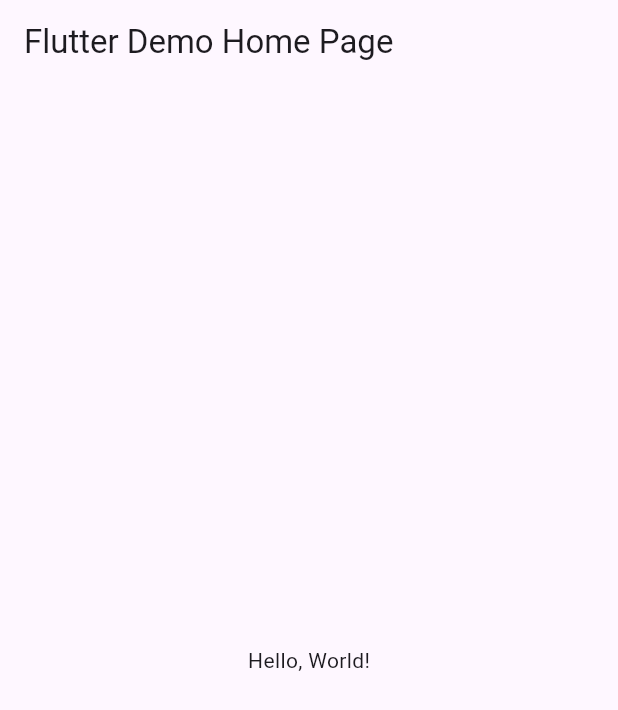
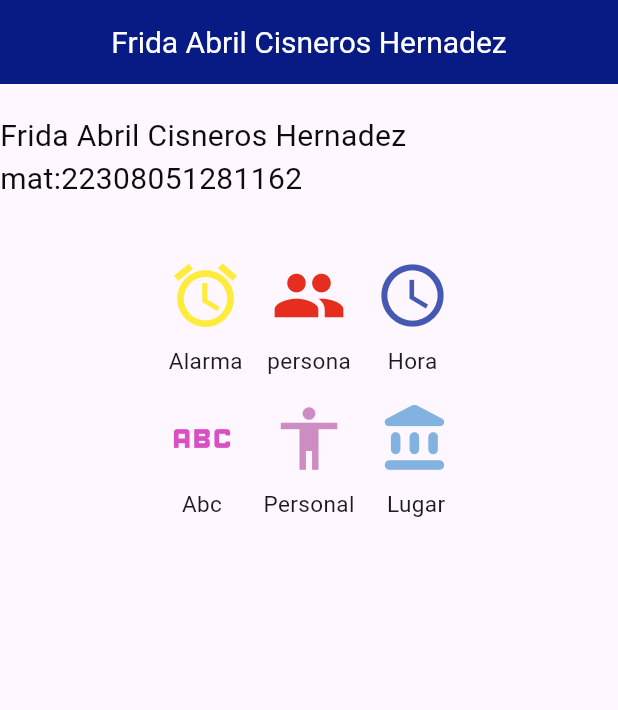
Before and after one commit to Abril-Cisneroos/p9_icons_v2, a Flutter app: the screen it shows after launch, on a phone screen of 412 x 824 dp. Shown: the top 710 px of the screen. Run offline on Flutter 3.47's test engine with Material 3 defaults, Android fonts, the phone set to English and light mode, and no system bars.

Commit message:
practica v2

```diff
--- a/lib/main.dart
+++ b/lib/main.dart
@@ -1,43 +1,100 @@
 import 'package:flutter/material.dart';
 
-void main() => runApp(MyApp());
+void main() => runApp(MisIconos());
 
-class MyApp extends StatelessWidget {
-  const MyApp({super.key});
-  // This widget is the root of your application.
+class MisIconos extends StatelessWidget {
+  const MisIconos({Key? key}) : super(key: key);
+
   @override
   Widget build(BuildContext context) {
     return MaterialApp(
-      // Application name
-      title: 'Flutter Hello World',
-      // Application theme data, you can set the colors for the application as
-      // you want
-      theme: ThemeData(
-        // useMaterial3: false,
-        primarySwatch: Colors.blue,
-      ),
-      // A widget which will be started on application startup
-      home: MyHomePage(title: 'Flutter Demo Home Page'),
-    );
-  }
-}
-
-class MyHomePage extends StatelessWidget {
-  final String title;
-  const MyHomePage({super.key, required this.title});
-
-  @override
-  Widget build(BuildContext context) {
-    return Scaffold(
-      appBar: AppBar(
-        // The title text which will be shown on the action bar
-        title: Text(title),
-      ),
-      body: Center(
-        child: Text(
-          'Hello, World!',
+      debugShowCheckedModeBanner: false,
+      home: Scaffold(
+        appBar: AppBar(
+          title: Text("Frida Abril Cisneros Hernadez"),
+          titleTextStyle: TextStyle(color: Colors.white, fontSize: 20),
+          centerTitle: true,
+          backgroundColor: Color(0xff081b84),
+        ),
+        body: Center(
+          child: Column(
+            mainAxisAlignment: MainAxisAlignment
+                .start, // Alinea el contenido en la parte superior
+            children: <Widget>[
+              SizedBox(height: 20), // Espacio adicional en la parte superior
+              Text(
+                "Frida Abril Cisneros Hernadez mat:22308051281162",
+                style: TextStyle(fontSize: 20, color: Color(0xff0c0c0c)),
+              ),
+              SizedBox(
+                height: 30, // Espacio entre el texto y los iconos
+              ),
+              // Primera fila
+              Row(
+                mainAxisAlignment:
+                    MainAxisAlignment.center, // Centra los iconos en la fila
+                children: <Widget>[
+                  IconWithLabel(
+                      icon: Icons.access_alarms,
+                      label: 'Alarma',
+                      color: Colors.yellow),
+                  IconWithLabel(
+                      icon: Icons.people,
+                      label: 'persona',
+                      color: Color(0xffe52d20)),
+                  IconWithLabel(
+                      icon: Icons.access_time,
+                      label: 'Hora',
+                      color: Color(0xff4659b2)),
+                ],
+              ),
+              // Segunda fila
+              Row(
+                mainAxisAlignment:
+                    MainAxisAlignment.center, // Centra los iconos en la fila
+                children: <Widget>[
+                  IconWithLabel(
+                      icon: Icons.abc_outlined,
+                      label: 'Abc',
+                      color: Color(0xffd950c2)),
+                  IconWithLabel(
+                      icon: Icons.accessibility,
+                      label: 'Personal',
+                      color: Color(0xffcd8cc2)),
+                  IconWithLabel(
+                      icon: Icons.account_balance_rounded,
+                      label: 'Lugar',
+                      color: Color(0xff82b3e0)),
+                ],
+              ),
+            ],
+          ),
         ),
       ),
     );
   }
+} // fin clase mis iconos
+
+class IconWithLabel extends StatelessWidget {
+  final IconData icon;
+  final String label;
+  final Color color; // Nuevo parámetro para el color del icono
+
+  const IconWithLabel(
+      {required this.icon, required this.label, required this.color});
+
+  @override
+  Widget build(BuildContext context) {
+    return Padding(
+      padding:
+          const EdgeInsets.all(8.0), // Espacio alrededor de cada icono y texto
+      child: Column(
+        children: <Widget>[
+          Icon(icon, size: 50, color: color), // Icono con color personalizado
+          SizedBox(height: 8), // Espacio entre el icono y el texto
+          Text(label, style: TextStyle(fontSize: 15.0)), // Subtítulo
+        ],
+      ),
+    );
+  }
 }
```
Also changed, not shown: p9_iconos2.PNG (added).
